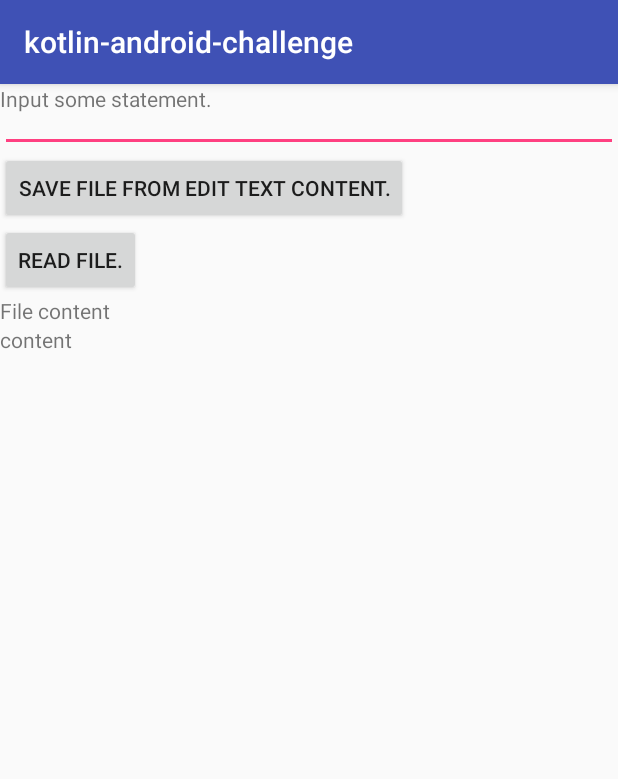
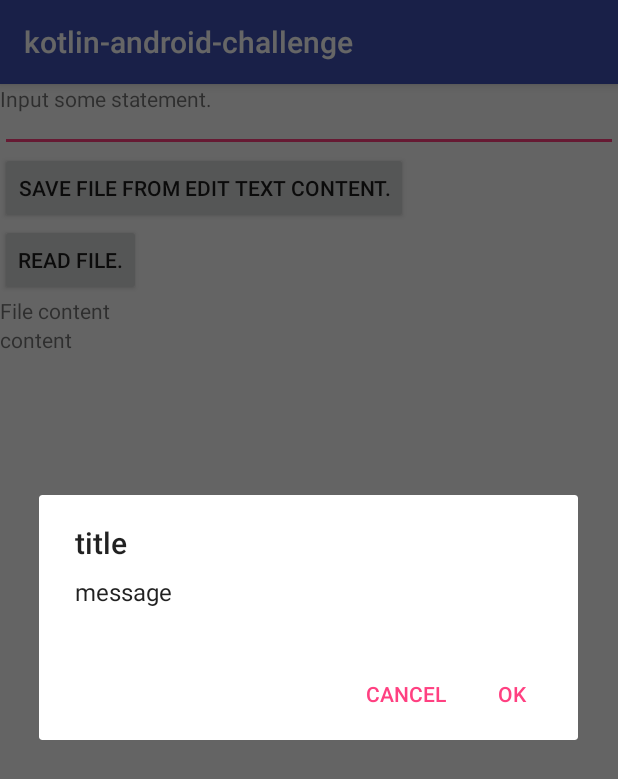
Before and after one commit to naokiur/kotlin-android-challenge, an Android app: the FileIOActivity screen opened directly, with no data from a screen before it, after a tap on "READ FILE.", on a phone screen of 412 x 824 dp. Shown: the top 779 px of the screen. Run offline under Robolectric (Android 15) with nearby library versions, the phone set to English and light mode, and no system bars.

Commit message:
Use DialogFragment.

```diff
--- /dev/null
+++ b/app/src/main/java/jp/ne/naokiur/kotlin_android_challenge/DirectoryDialog.kt
@@ -0,0 +1,32 @@
+package jp.ne.naokiur.kotlin_android_challenge
+
+import android.app.AlertDialog
+import android.app.Dialog
+import android.app.DialogFragment
+import android.content.DialogInterface
+import android.os.Bundle
+
+/**
+ * Created by nao-ur on 2017/10/29.
+ */
+class DirectoryDialog: DialogFragment() {
+    val title = "title"
+    val msg = "message"
+    val okText = "OK"
+    val cancel ="Cancel"
+
+    override fun onCreateDialog(savedInstanceState: Bundle?): Dialog {
+        val builder = AlertDialog.Builder(activity)
+
+        builder.setTitle(title)
+                .setMessage(msg)
+                .setPositiveButton(okText, DialogInterface.OnClickListener { dialog, which ->  })
+                .setNegativeButton(cancel, DialogInterface.OnClickListener { dialog, which ->  })
+        return builder.create()
+    }
+
+    override fun onPause() {
+        super.onPause()
+        dismiss()
+    }
+}
--- a/app/src/main/java/jp/ne/naokiur/kotlin_android_challenge/FileIOActivity.kt
+++ b/app/src/main/java/jp/ne/naokiur/kotlin_android_challenge/FileIOActivity.kt
@@ -28,9 +28,7 @@ class FileIOActivity : AppCompatActivity() {
     }
 
     private fun readFile() {
-        // できない
-//        fragment = Fragment.instantiate(baseContext, DirectoryTreeFragment::class.java!!.name) as DirectoryTreeFragment
-//        fragmentManager.beginTransaction().replace(R.id.directory_tree, fragment).commit()
-
+        val dialog = DirectoryDialog()
+        dialog.show(fragmentManager, "tag")
     }
 }
```
Also changed, not shown: app/src/main/java/jp/ne/naokiur/kotlin_android_challenge/DirectoryTreeFragment.kt (deleted, +0 -101 lines), app/src/main/res/layout/fragment_directory_tree.xml (deleted, +0 -17 lines).
